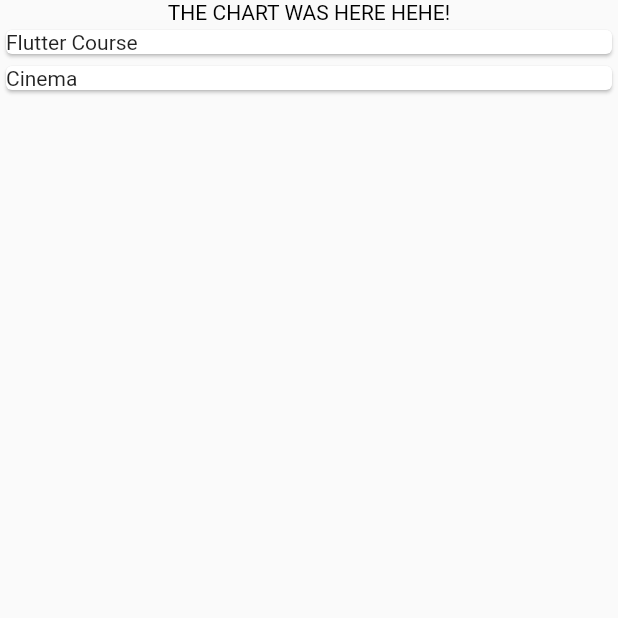
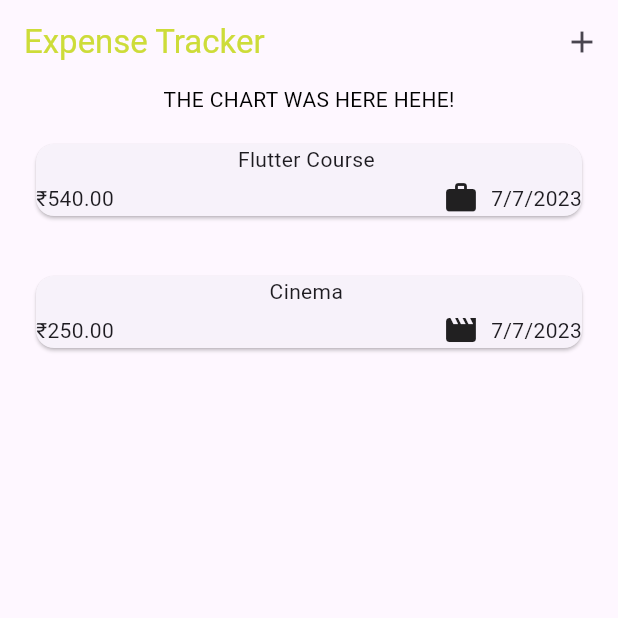
Before and after one commit to Sampurn44/expense_tracker, a Flutter app: the screen it shows after launch, on a phone screen of 412 x 824 dp, the top half of it. Run offline on Flutter 3.47's test engine with Material 2 defaults, Android fonts, the phone set to English and light mode, and no system bars.

Commit message:
"Cancel Button also working with title and amount"

```diff
--- a/lib/main.dart
+++ b/lib/main.dart
@@ -4,8 +4,9 @@ import 'package:expense_tracker/widgets/expenses.dart';
 
 void main() {
   runApp(
-    const MaterialApp(
-      home: Expenses(),
+    MaterialApp(
+      theme: ThemeData(useMaterial3: true),
+      home: const Expenses(),
     ),
   );
 }
--- a/lib/models/expenses.dart
+++ b/lib/models/expenses.dart
@@ -1,8 +1,18 @@
+import 'package:flutter/material.dart';
 import 'package:uuid/uuid.dart';
+import 'package:intl/intl.dart';
 
 const uuid = Uuid();
 
 enum Category { food, lesiure, travel, work }
+
+final formatter = DateFormat.yMd();
+const categoryIcon = {
+  Category.food: Icons.fastfood,
+  Category.travel: Icons.flight,
+  Category.lesiure: Icons.movie,
+  Category.work: Icons.work,
+};
 
 class Expense {
   Expense(
@@ -17,4 +27,8 @@ class Expense {
   final double amount;
   final DateTime date;
   final Category category;
+
+  get formatteddate {
+    return formatter.format(date);
+  }
 }
--- a/lib/widgets/expenses.dart
+++ b/lib/widgets/expenses.dart
@@ -1,3 +1,4 @@
+import 'package:expense_tracker/widgets/new_expense.dart';
 import 'package:flutter/material.dart';
 import 'package:expense_tracker/models/expenses.dart';
 import 'package:expense_tracker/widgets/expenses_list/expense_list.dart';
@@ -25,9 +26,25 @@ class _ExpensesState extends State<Expenses> {
       category: Category.lesiure,
     )
   ];
+  void _openAddexpense() {
+    showModalBottomSheet(
+      context: context,
+      builder: (ctx) => const NewExpense(),
+    );
+  }
+
   @override
   Widget build(BuildContext context) {
     return Scaffold(
+      appBar: AppBar(
+        title: const Text(
+          "Expense Tracker",
+          style: TextStyle(color: Colors.lime),
+        ),
+        actions: [
+          IconButton(onPressed: _openAddexpense, icon: const Icon(Icons.add))
+        ],
+      ),
       body: Column(
         children: [
           const Text(
--- a/lib/widgets/expenses_list/expense_item.dart
+++ b/lib/widgets/expenses_list/expense_item.dart
@@ -9,8 +9,34 @@ class ExpenseItem extends StatelessWidget {
 
   @override
   Widget build(BuildContext context) {
-    return Card(
-      child: Text(expense.title),
+    return Padding(
+      padding: const EdgeInsets.symmetric(
+        horizontal: 20,
+        vertical: 16,
+      ),
+      child: Card(
+        child: Column(
+          children: [
+            Text(expense.title),
+            const SizedBox(
+              height: 4,
+            ),
+            Row(
+              children: [
+                Text('₹${expense.amount.toStringAsFixed(2)}'),
+                const Spacer(),
+                Row(
+                  children: [
+                    Icon(categoryIcon[expense.category]),
+                    const SizedBox(width: 8),
+                    Text(expense.formatteddate),
+                  ],
+                ),
+              ],
+            )
+          ],
+        ),
+      ),
     );
   }
 }
--- a/pubspec.yaml
+++ b/pubspec.yaml
@@ -36,6 +36,7 @@ dependencies:
   # Use with the CupertinoIcons class for iOS style icons.
   cupertino_icons: ^1.0.2
   uuid: ^3.0.7
+  intl: ^0.18.1
 
 dev_dependencies:
   flutter_test:
```
Also changed, not shown: pubspec.lock.
